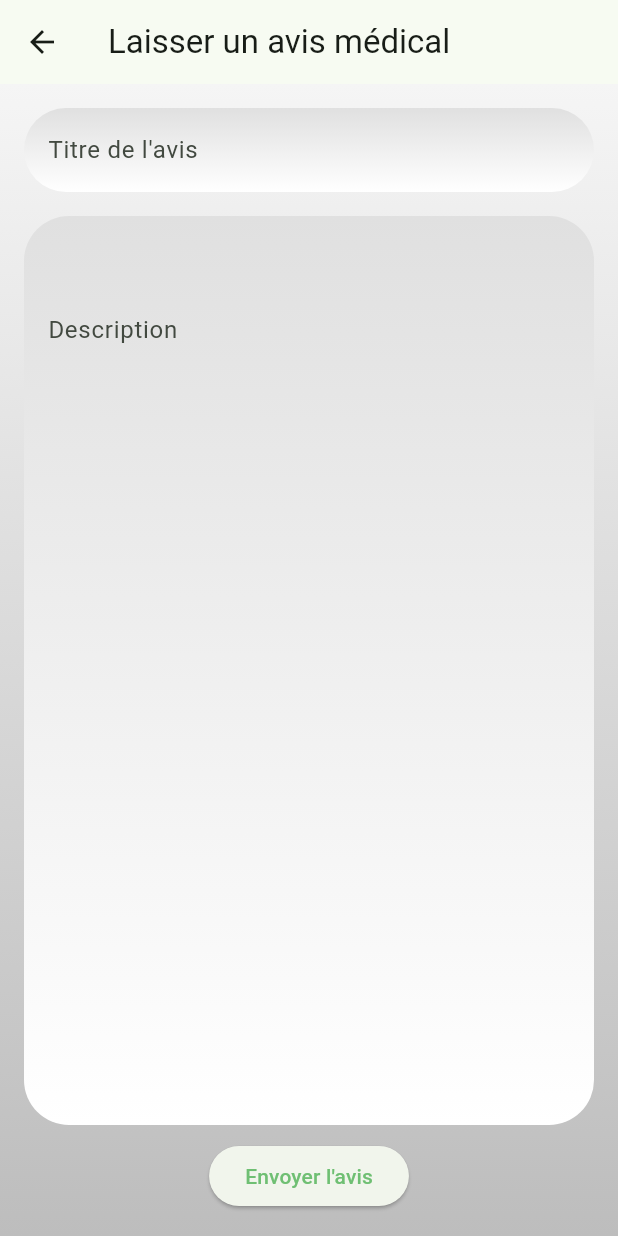
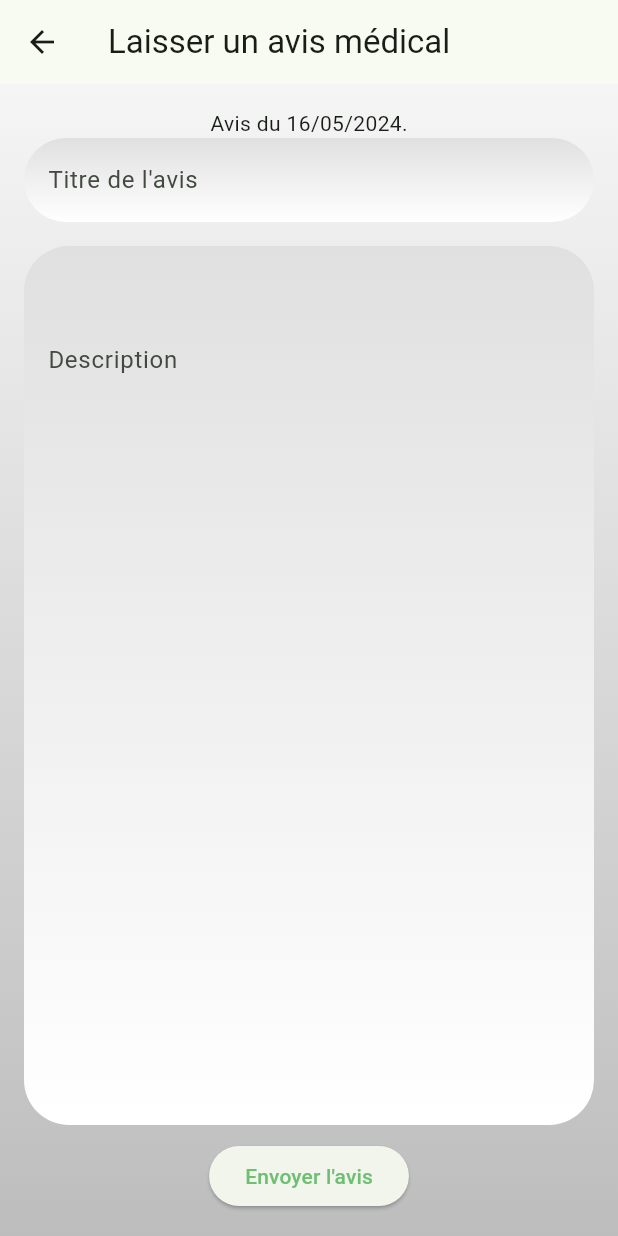
Before and after one commit to VincePaulin/SoigneMoiMobile, a Flutter app: the LeaveMedicalReviewPage screen opened directly with empty values, on a phone screen of 412 x 824 dp. Run offline on Flutter 3.47's test engine with Material 3 defaults, Android fonts, the phone set to English and light mode, and no system bars; our stand-ins replace dio, flutter_secure_storage, go_router, material_design_icons_flutter; accounts and stored records are empty.

Commit message:
feat: review page widget

```diff
--- a/lib/screens/review/review.dart
+++ b/lib/screens/review/review.dart
@@ -1,7 +1,6 @@
 import 'package:flutter/material.dart';
 import 'package:soigne_moi_mobile/api/services/api_service.dart';
 import 'package:soigne_moi_mobile/model/agenda.dart';
-import 'package:soigne_moi_mobile/model/doctor.dart';
 import 'package:soigne_moi_mobile/model/review.dart';
 import 'package:soigne_moi_mobile/screens/review/review_view.dart';
 
--- a/lib/screens/review/review_view.dart
+++ b/lib/screens/review/review_view.dart
@@ -1,6 +1,9 @@
 import 'package:flutter/material.dart';
+import 'package:intl/intl.dart';
 import 'package:soigne_moi_mobile/screens/review/review.dart';
 import 'package:soigne_moi_mobile/utils/app_colors.dart';
+import 'package:soigne_moi_mobile/widgets/description_text_field.dart';
+import 'package:soigne_moi_mobile/widgets/libelle_text_field.dart';
 
 class LeaveMedicalReviewPage extends StatelessWidget {
   final ReviewController controller;
@@ -8,6 +11,7 @@ class LeaveMedicalReviewPage extends StatelessWidget {
 
   @override
   Widget build(BuildContext context) {
+    String formattedDate = DateFormat('dd/MM/yyyy').format(DateTime.now());
     return Scaffold(
       appBar: AppBar(
         title: Text('Laisser un avis médical'),
@@ -26,59 +30,13 @@ class LeaveMedicalReviewPage extends StatelessWidget {
             crossAxisAlignment: CrossAxisAlignment.center,
             mainAxisAlignment: MainAxisAlignment.center,
             children: [
-              SizedBox(
-                width: double.infinity,
-                child: Container(
-                  decoration: BoxDecoration(
-                    borderRadius: BorderRadius.circular(30),
-                    gradient: LinearGradient(
-                      begin: Alignment.topCenter,
-                      end: Alignment.bottomCenter,
-                      colors: [Colors.grey[300]!, Colors.white],
-                    ),
-                  ),
-                  child: Padding(
-                    padding: const EdgeInsets.symmetric(horizontal: 16.0),
-                    child: TextFormField(
-                      controller: controller.libelleController,
-                      cursorColor: AppColors.accentColor,
-                      decoration: const InputDecoration(
-                        labelText: 'Titre de l\'avis',
-                        border: InputBorder.none,
-                      ),
-                    ),
-                  ),
-                ),
-              ),
+              Text("Avis du $formattedDate."),
+              LibelleTextField(controller: controller),
               const SizedBox(height: 16.0),
               Expanded(
                 flex: 5,
-                child: SizedBox(
-                  width: double.infinity,
-                  child: Container(
-                    decoration: BoxDecoration(
-                      borderRadius: BorderRadius.circular(30),
-                      gradient: LinearGradient(
-                        begin: Alignment.topCenter,
-                        end: Alignment.bottomCenter,
-                        colors: [Colors.grey[300]!, Colors.white],
-                      ),
-                    ),
-                    child: Padding(
-                      padding: const EdgeInsets.symmetric(horizontal: 16.0),
-                      child: TextFormField(
-                        controller: controller.descriptionController,
-                        maxLines: 5,
-                        cursorColor: AppColors.accentColor,
-                        decoration: const InputDecoration(
-                          labelText: 'Description',
-                          focusColor: AppColors.accentColor,
-                          prefixIconColor: AppColors.accentColor,
-                          border: InputBorder.none,
-                        ),
-                      ),
-                    ),
-                  ),
+                child: DescriptionTextField(
+                  controller: controller,
                 ),
               ),
               const SizedBox(height: 10.0),
--- a/lib/screens/today_list_page.dart
+++ b/lib/screens/today_list_page.dart
@@ -15,7 +15,6 @@ class TodayAppointmentPage extends StatelessWidget {
 
   @override
   Widget build(BuildContext context) {
-    // Format de la date
     String formattedDate = DateFormat('dd/MM/yyyy').format(DateTime.now());
     return Column(
       crossAxisAlignment: CrossAxisAlignment.start,
--- /dev/null
+++ b/lib/widgets/description_text_field.dart
@@ -0,0 +1,40 @@
+import 'package:flutter/material.dart';
+import 'package:soigne_moi_mobile/screens/review/review.dart';
+import 'package:soigne_moi_mobile/utils/app_colors.dart';
+
+class DescriptionTextField extends StatelessWidget {
+  final ReviewController controller;
+
+  const DescriptionTextField({
+    super.key,
+    required this.controller,
+  });
+
+  @override
+  Widget build(BuildContext context) {
+    return Container(
+      decoration: BoxDecoration(
+        borderRadius: BorderRadius.circular(30),
+        gradient: LinearGradient(
+          begin: Alignment.topCenter,
+          end: Alignment.bottomCenter,
+          colors: [Colors.grey[300]!, Colors.white],
+        ),
+      ),
+      child: Padding(
+        padding: const EdgeInsets.symmetric(horizontal: 16.0),
+        child: TextFormField(
+          controller: controller.descriptionController,
+          maxLines: 5,
+          cursorColor: AppColors.accentColor,
+          decoration: const InputDecoration(
+            labelText: 'Description',
+            focusColor: AppColors.accentColor,
+            prefixIconColor: AppColors.accentColor,
+            border: InputBorder.none,
+          ),
+        ),
+      ),
+    );
+  }
+}
--- /dev/null
+++ b/lib/widgets/libelle_text_field.dart
@@ -0,0 +1,37 @@
+import 'package:flutter/material.dart';
+import 'package:soigne_moi_mobile/screens/review/review.dart';
+import 'package:soigne_moi_mobile/utils/app_colors.dart';
+
+class LibelleTextField extends StatelessWidget {
+  final ReviewController controller;
+
+  const LibelleTextField({
+    super.key,
+    required this.controller,
+  });
+
+  @override
+  Widget build(BuildContext context) {
+    return Container(
+      decoration: BoxDecoration(
+        borderRadius: BorderRadius.circular(30),
+        gradient: LinearGradient(
+          begin: Alignment.topCenter,
+          end: Alignment.bottomCenter,
+          colors: [Colors.grey[300]!, Colors.white],
+        ),
+      ),
+      child: Padding(
+        padding: const EdgeInsets.symmetric(horizontal: 16.0),
+        child: TextFormField(
+          controller: controller.libelleController,
+          cursorColor: AppColors.accentColor,
+          decoration: const InputDecoration(
+            labelText: 'Titre de l\'avis',
+            border: InputBorder.none,
+          ),
+        ),
+      ),
+    );
+  }
+}
```
